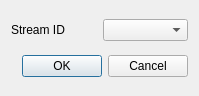
First picture: the form in bannotator/ui/delete_stream_dialog.ui, repository hsingchien/Bannotator, before the edit.
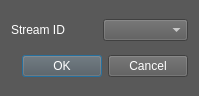
Second picture: the form after the edit.

The edit to the form file:
```diff
--- a/bannotator/ui/delete_stream_dialog.ui
+++ b/bannotator/ui/delete_stream_dialog.ui
@@ -13,6 +13,9 @@
   <property name="windowTitle">
    <string>Delete stream</string>
   </property>
+  <property name="styleSheet">
+   <string notr="true">QWidget { background-color: rgb(89, 89, 89); color: white }</string>
+  </property>
   <layout class="QVBoxLayout" name="verticalLayout">
    <item>
     <layout class="QHBoxLayout" name="horizontalLayout">
```
